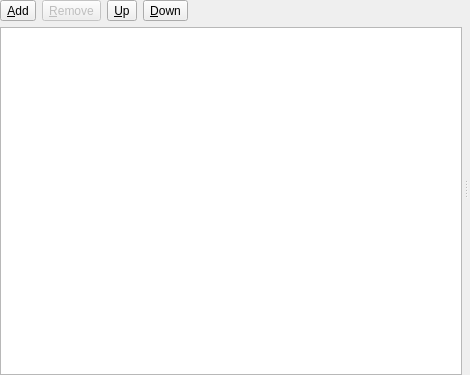
hluk/CopyQ, file src/ui/itemorderlist.ui: the form before one commit.
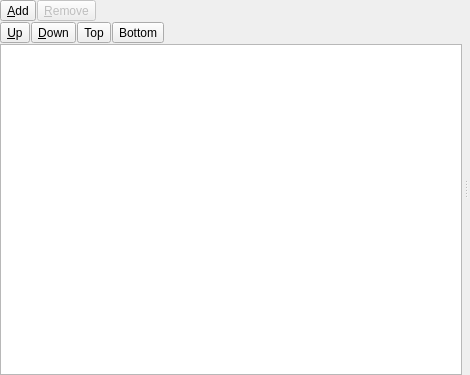
The form after the commit.

Commit message: Add buttons to move commands/plugins to Top/Bottom

Diff of the .ui file:
```diff
--- a/src/ui/itemorderlist.ui
+++ b/src/ui/itemorderlist.ui
@@ -39,6 +39,9 @@
      </property>
      <widget class="QWidget" name="verticalLayoutWidget">
       <layout class="QVBoxLayout" name="verticalLayout">
+       <property name="spacing">
+        <number>1</number>
+       </property>
        <item>
         <layout class="QHBoxLayout" name="horizontalLayout_5">
          <item>
@@ -68,6 +71,23 @@
           </widget>
          </item>
          <item>
+          <spacer name="horizontalSpacer">
+           <property name="orientation">
+            <enum>Qt::Horizontal</enum>
+           </property>
+           <property name="sizeHint" stdset="0">
+            <size>
+             <width>40</width>
+             <height>20</height>
+            </size>
+           </property>
+          </spacer>
+         </item>
+        </layout>
+       </item>
+       <item>
+        <layout class="QHBoxLayout" name="horizontalLayout">
+         <item>
           <widget class="QToolButton" name="pushButtonUp">
            <property name="text">
             <string>&amp;Up</string>
@@ -88,7 +108,27 @@
           </widget>
          </item>
          <item>
-          <spacer name="horizontalSpacer">
+          <widget class="QToolButton" name="pushButtonTop">
+           <property name="text">
+            <string>Top</string>
+           </property>
+           <property name="toolButtonStyle">
+            <enum>Qt::ToolButtonTextBesideIcon</enum>
+           </property>
+          </widget>
+         </item>
+         <item>
+          <widget class="QToolButton" name="pushButtonBottom">
+           <property name="text">
+            <string>Bottom</string>
+           </property>
+           <property name="toolButtonStyle">
+            <enum>Qt::ToolButtonTextBesideIcon</enum>
+           </property>
+          </widget>
+         </item>
+         <item>
+          <spacer name="horizontalSpacer_2">
            <property name="orientation">
             <enum>Qt::Horizontal</enum>
            </property>
```
Left out of the diff: 2 changed lines with no effect on the pictures. The commit also changes 2 other files.
